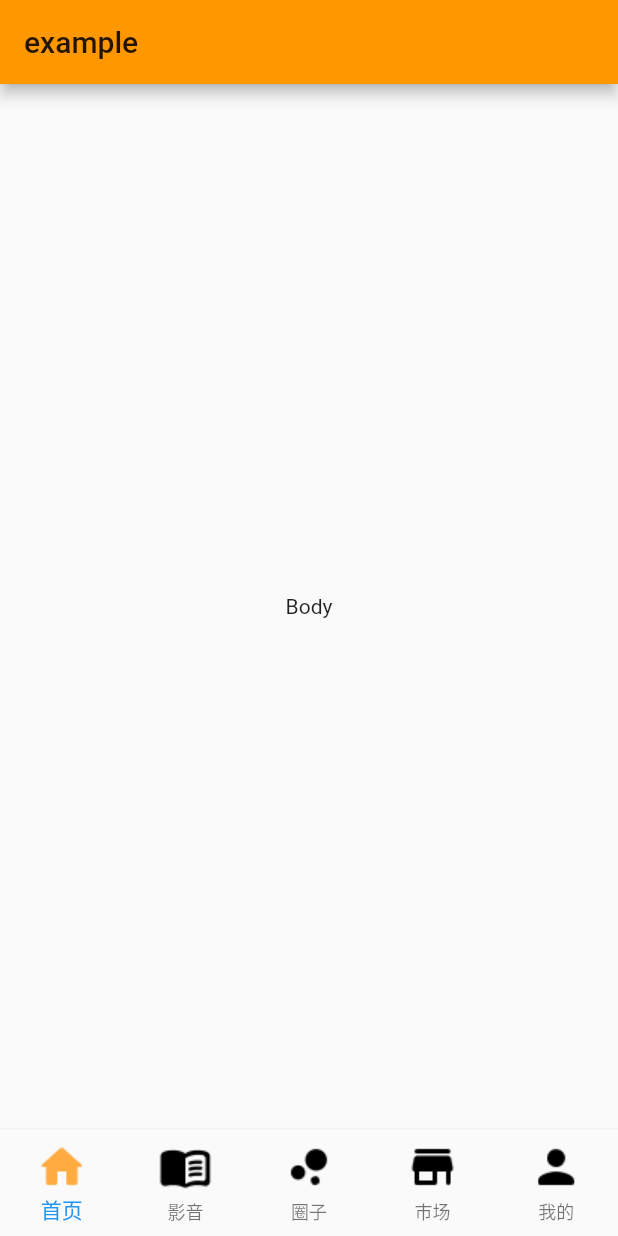
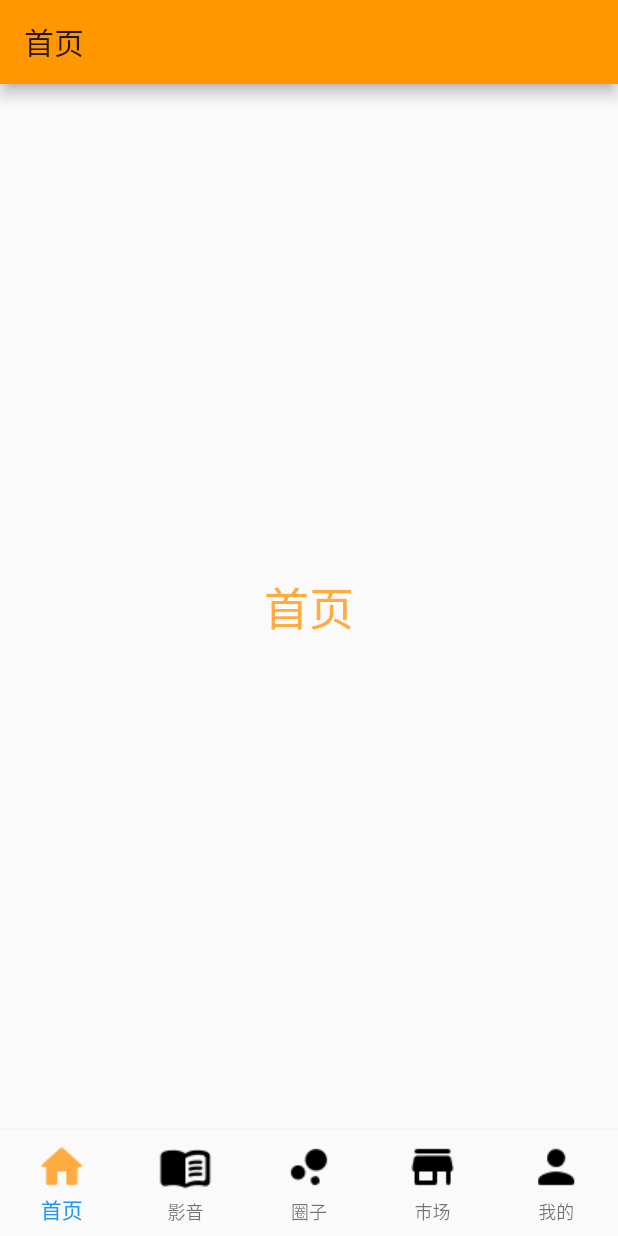
Before and after one commit to Panda296/flutter_example, a Flutter app: the screen it shows after launch, on a phone screen of 412 x 824 dp. Run offline on Flutter 3.47's test engine with Material 2 defaults, Android fonts, the phone set to English and light mode, and no system bars.

```diff
--- a/lib/main.dart
+++ b/lib/main.dart
@@ -1,5 +1,10 @@
 import 'package:flutter/material.dart';
 import 'package:flutter_example/components/bottom_item.dart';
+import 'package:flutter_example/views/group/Group.dart';
+import 'package:flutter_example/views/home//Home.dart';
+import 'package:flutter_example/views/mall/Mall.dart';
+import 'package:flutter_example/views/profile/Profile.dart';
+import 'package:flutter_example/views/subject/Subject.dart';
 
 void main() => runApp(MyApp());
 
@@ -40,14 +45,14 @@ class _homeWidgetState extends State {
 
   @override
   Widget build(BuildContext context) => Scaffold(
-        appBar: AppBar(
-          title: Text("example"),
+        body: IndexedStack(
+          index: currentIndex,
+          children: [Home(), Subject(), Group(), Mall(), Profile()],
         ),
-        body: _home_body(),
         bottomNavigationBar: BottomNavigationBar(
           elevation: 2,
-          type: BottomNavigationBarType.fixed,
-          // 这里跟Android中相似,过多的Item默认会不显示lable
+          type:
+              BottomNavigationBarType.fixed, // 这里跟Android中相似,过多的Item默认会不显示lable
           // unselectedFontSize: 14 , //默认字体大小为14 选中后变大,这里设置了大小一致,就不再有变大效果
           currentIndex: currentIndex,
           onTap: (index) {
@@ -68,17 +73,17 @@ class _homeWidgetState extends State {
         ),
       );
 }
-
-class _home_body extends StatefulWidget {
-  @override
-  State<StatefulWidget> createState() => _home_bodyState();
-}
-
-class _home_bodyState extends State {
-  @override
-  Widget build(BuildContext context) => Center(
-        child: Container(
-          child: Text("Body"),
-        ),
-      );
-}
+//
+// class _home_body extends StatefulWidget {
+//   @override
+//   State<StatefulWidget> createState() => _home_bodyState();
+// }
+//
+// class _home_bodyState extends State {
+//   @override
+//   Widget build(BuildContext context) => Center(
+//         child: Container(
+//           child: Text("Body"),
+//         ),
+//       );
+// }
--- /dev/null
+++ b/lib/views/home/Home.dart
@@ -0,0 +1,18 @@
+import 'package:flutter/material.dart';
+
+class Home extends StatelessWidget {
+  @override
+  Widget build(BuildContext context) {
+    return Scaffold(
+      appBar: AppBar(
+        title: Text("首页"),
+      ),
+      body: Center(
+        child: Text(
+          "首页",
+          style: TextStyle(fontSize: 30, color: Colors.orangeAccent),
+        ),
+      ),
+    );
+  }
+}
```
Also changed, not shown: lib/views/group/Group.dart (added, +18 -0 lines), lib/views/mall/Mall.dart (added, +18 -0 lines), lib/views/profile/Profile.dart (added, +18 -0 lines), lib/views/subject/Subject.dart (added, +18 -0 lines).
